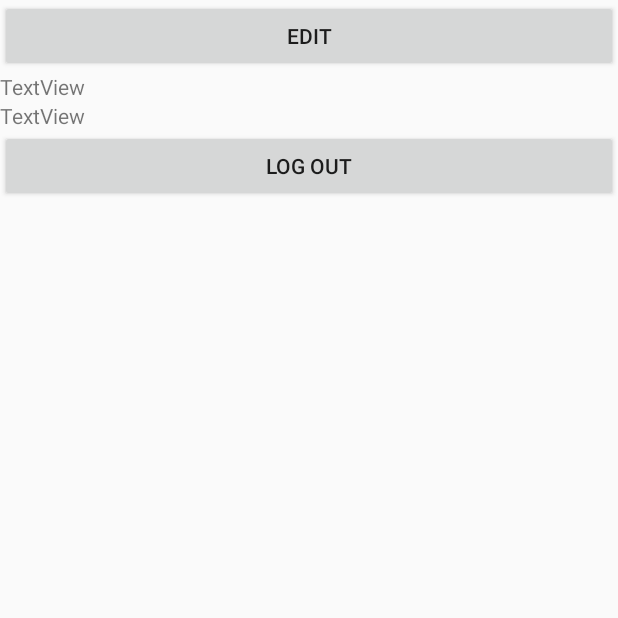
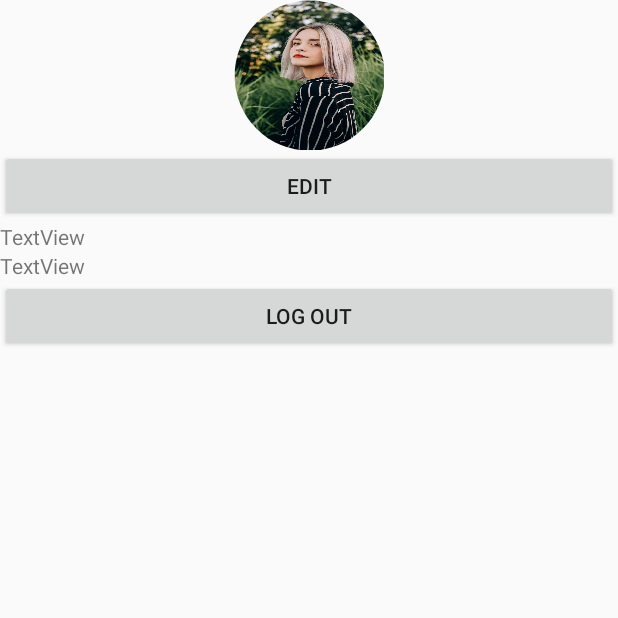
Before and after one commit to phamnguyenthoainhi/Android-Assignment3-RMITForum, an Android app: the screen it shows after launch (ManageUserActivity), item 2 of the bottom bar chosen, on a phone screen of 412 x 824 dp, the top half of it. Run offline under Robolectric (Android 15) with nearby library versions, the phone set to English and light mode, and no system bars; our stand-ins replace Firebase (no records; nobody signed in at launch, a user with empty details on screens opened directly).

Commit message:
Make Image Circle

```diff
--- a/app/build.gradle
+++ b/app/build.gradle
@@ -24,7 +24,6 @@ dependencies {
     implementation fileTree(dir: 'libs', include: ['*.jar'])
     implementation 'androidx.appcompat:appcompat:1.1.0'
 
-
     implementation 'androidx.constraintlayout:constraintlayout:1.1.3'
     implementation 'com.google.firebase:firebase-firestore:17.1.2'
     implementation 'com.google.firebase:firebase-auth:16.0.5'
@@ -40,4 +39,5 @@ dependencies {
     androidTestImplementation 'androidx.test.espresso:espresso-core:3.1.1'
     implementation 'androidx.cardview:cardview:1.0.0'
     implementation 'androidx.recyclerview:recyclerview:1.1.0'
+
 }
--- /dev/null
+++ b/app/src/main/java/android/rmit/assignment3/RoundedImage.java
@@ -0,0 +1,78 @@
+package android.rmit.assignment3;
+
+import android.content.Context;
+import android.graphics.Bitmap;
+import android.graphics.Canvas;
+import android.graphics.Color;
+import android.graphics.Paint;
+import android.graphics.PorterDuff;
+import android.graphics.PorterDuffXfermode;
+import android.graphics.Rect;
+import android.graphics.drawable.BitmapDrawable;
+import android.graphics.drawable.Drawable;
+import android.util.AttributeSet;
+import android.widget.ImageView;
+
+import androidx.appcompat.widget.AppCompatImageView;
+import androidx.appcompat.widget.AppCompatTextView;
+
+public class RoundedImage extends AppCompatImageView {
+    public RoundedImage(Context ctx, AttributeSet attrs) {
+        super(ctx, attrs);
+    }
+
+    @Override
+    protected void onDraw(Canvas canvas)
+    {
+
+        Drawable drawable = getDrawable();
+
+        if (drawable == null)
+        {
+            return;
+        }
+
+        if (getWidth() == 0 || getHeight() == 0)
+        {
+            return;
+        }
+        Bitmap b = ((BitmapDrawable) drawable).getBitmap();
+        Bitmap bitmap = b.copy(Bitmap.Config.ARGB_8888, true);
+
+        int w = getWidth(), h = getHeight();
+
+        Bitmap roundBitmap = getRoundedCroppedBitmap(bitmap, w);
+        canvas.drawBitmap(roundBitmap, 0, 0, null);
+
+    }
+
+    public static Bitmap getRoundedCroppedBitmap(Bitmap bitmap, int radius)
+    {
+        Bitmap finalBitmap;
+        if (bitmap.getWidth() != radius || bitmap.getHeight() != radius)
+            finalBitmap = Bitmap.createScaledBitmap(bitmap, radius, radius,
+                    false);
+        else
+            finalBitmap = bitmap;
+        Bitmap output = Bitmap.createBitmap(finalBitmap.getWidth(),
+                finalBitmap.getHeight(), Bitmap.Config.ARGB_8888);
+        Canvas canvas = new Canvas(output);
+
+        final Paint paint = new Paint();
+        final Rect rect = new Rect(0, 0, finalBitmap.getWidth(),
+                finalBitmap.getHeight());
+
+        paint.setAntiAlias(true);
+        paint.setFilterBitmap(true);
+        paint.setDither(true);
+        canvas.drawARGB(0, 0, 0, 0);
+        paint.setColor(Color.parseColor("#BAB399"));
+        canvas.drawCircle(finalBitmap.getWidth() / 2 + 0.7f,
+                finalBitmap.getHeight() / 2 + 0.7f,
+                finalBitmap.getWidth() / 2 + 0.1f, paint);
+        paint.setXfermode(new PorterDuffXfermode(PorterDuff.Mode.SRC_IN));
+        canvas.drawBitmap(finalBitmap, rect, rect, paint);
+
+        return output;
+    }
+}
--- /dev/null
+++ b/app/src/main/res/color/color_item.xml
@@ -0,0 +1,5 @@
+<?xml version="1.0" encoding="utf-8"?>
+<selector xmlns:android="http://schemas.android.com/apk/res/android">
+    <item android:color="#E53935" android:state_checked="true" />
+    <item android:color="#27000000" />
+</selector>
--- a/app/src/main/res/layout/activity_main.xml
+++ b/app/src/main/res/layout/activity_main.xml
@@ -63,10 +63,10 @@
 
     <com.google.android.material.bottomnavigation.BottomNavigationView
         android:id="@+id/botton_nav"
+        app:itemIconTint="@color/color_item"
         android:layout_width="match_parent"
         android:layout_height="wrap_content"
         android:layout_alignParentBottom="true"
-        android:layout_marginBottom="10dp"
 
 
         app:menu="@menu/bottom_nav_menu" />
--- a/app/src/main/res/layout/activity_manage_user.xml
+++ b/app/src/main/res/layout/activity_manage_user.xml
@@ -6,6 +6,16 @@
     android:layout_height="match_parent"
     android:orientation="vertical"
     tools:context=".ManageUserActivity">
+
+
+    <android.rmit.assignment3.RoundedImage
+        android:layout_width="100dp"
+        android:layout_height="100dp"
+        android:layout_gravity="center_horizontal"
+        android:adjustViewBounds="true"
+        android:scaleType="fitCenter"
+        app:srcCompat="@drawable/person" />
+
 
     <Button
         android:id="@+id/openedituser"
--- a/app/src/main/res/layout/activity_post_detail.xml
+++ b/app/src/main/res/layout/activity_post_detail.xml
@@ -35,6 +35,7 @@
         android:layout_height="wrap_content"
         android:layout_gravity="center"
         android:layout_marginTop="8dp"
+        android:background="#1E88E5"
         android:text="Reply"
         app:layout_constraintEnd_toEndOf="parent"
         app:layout_constraintStart_toStartOf="parent"
--- a/app/src/main/res/menu/bottom_nav_menu.xml
+++ b/app/src/main/res/menu/bottom_nav_menu.xml
@@ -3,17 +3,17 @@
 
     <item
         android:id="@+id/navigation_home"
-        android:icon="@drawable/ic_home_black_24dp"
+        android:icon="@drawable/houseblack"
         android:title="" />
 
     <item
         android:id="@+id/navigation_user"
-        android:icon="@drawable/ic_dashboard_black_24dp"
+        android:icon="@drawable/user"
         android:title="" />
 
     <item
         android:id="@+id/navigation_notifications"
-        android:icon="@drawable/ic_notifications_black_24dp"
+        android:icon="@drawable/bell"
         android:title="" />
 
 </menu>
--- a/app/src/main/res/navigation/mobile_navigation.xml
+++ b/app/src/main/res/navigation/mobile_navigation.xml
@@ -15,7 +15,11 @@
         android:id="@+id/navigation_dashboard"
         android:name="android.rmit.assignment3.ui.dashboard.DashboardFragment"
         android:label="@string/title_dashboard"
-        tools:layout="@layout/fragment_dashboard" />
+        tools:layout="@layout/fragment_dashboard" >
+        <action
+            android:id="@+id/action_navigation_dashboard_to_navigation_home"
+            app:destination="@id/navigation_home" />
+    </fragment>
 
     <fragment
         android:id="@+id/navigation_notifications"
```
Also changed, not shown: app/src/main/res/layout/activity_navigation.xml (deleted, +0 -33 lines), app/src/main/res/drawable/bell.png (added), app/src/main/res/drawable/houseblack.png (added), app/src/main/res/drawable/person.jpeg (added), app/src/main/res/drawable/user.png (added).
